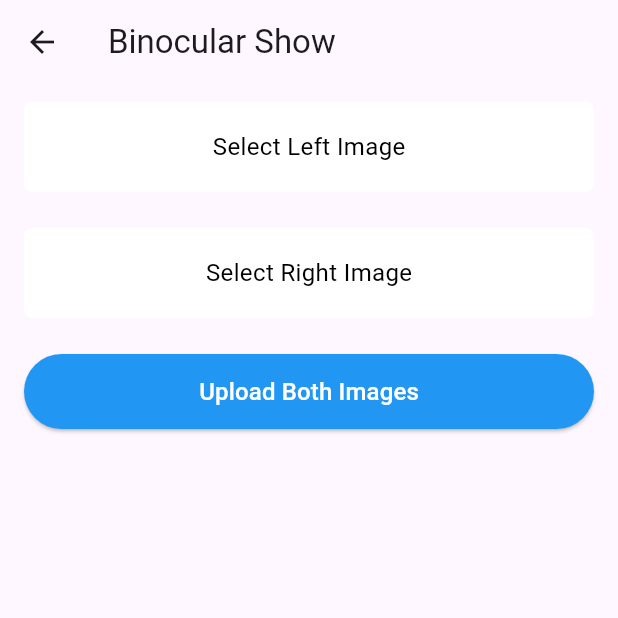
After one commit to TrillionniumFoundation/hepta-glasses, a Flutter app: the FeaturesPage screen opened directly, after a tap on "Binocular(Left/Right)", on a phone screen of 412 x 824 dp, the top half of it. The commit adds this screen. Run offline on Flutter 3.47's test engine with Material 3 defaults, Android fonts, the phone set to English and light mode, and no system bars; our stand-ins replace dio, file_picker, fluttertoast, get; missing offline and left inert: crclib.

Commit message:
增加左右发送不同bmp功能

```diff
--- /dev/null
+++ b/lib/views/features/binocular_bmp_page.dart
@@ -0,0 +1,176 @@
+import 'package:demo_ai_even/ble_manager.dart';
+import 'package:demo_ai_even/services/features_services.dart';
+import 'package:flutter/material.dart';
+import 'package:file_picker/file_picker.dart';
+import 'dart:io';
+
+class BinocularBmpPage extends StatefulWidget {
+  const BinocularBmpPage({super.key});
+
+  @override
+  _binocularBmpPageState createState() => _binocularBmpPageState();
+}
+
+class _binocularBmpPageState extends State<BinocularBmpPage> {
+  File? _leftImage;
+  File? _rightImage;
+  bool _isUploading = false;
+
+  Future<void> _pickBmpFile(bool isLeft) async {
+    if (_isUploading) return;  // Prevent selection during upload
+
+    try {
+      FilePickerResult? result = await FilePicker.platform.pickFiles(
+        type: FileType.custom,
+        allowedExtensions: ['bmp'],
+        allowMultiple: false,
+      );
+
+      if (result != null && result.files.single.path != null) {
+        setState(() {
+          if (isLeft) {
+            _leftImage = File(result.files.single.path!);
+          } else {
+            _rightImage = File(result.files.single.path!);
+          }
+        });
+      }
+    } catch (e) {
+      ScaffoldMessenger.of(context).showSnackBar(
+        SnackBar(content: Text('Error picking file: ${e.toString()}')),
+      );
+    }
+  }
+
+  Future<void> _uploadImages() async {
+    if (BleManager.get().isConnected == false) {
+      ScaffoldMessenger.of(context).showSnackBar(
+        const SnackBar(content: Text('Please connect to BLE first')),
+      );
+      return;
+    }
+
+    if (_leftImage == null || _rightImage == null) {
+      ScaffoldMessenger.of(context).showSnackBar(
+        const SnackBar(content: Text('Please select both left and right images')),
+      );
+      return;
+    }
+
+    setState(() {
+      _isUploading = true;
+    });
+
+    try {
+      await FeaturesServices().sendBinocularBmps(_leftImage!.path, _rightImage!.path);
+
+      ScaffoldMessenger.of(context).showSnackBar(
+        const SnackBar(content: Text('Images uploaded successfully')),
+      );
+    } catch (e) {
+      ScaffoldMessenger.of(context).showSnackBar(
+        SnackBar(content: Text('Upload failed: ${e.toString()}')),
+      );
+    } finally {
+      setState(() {
+        _isUploading = false;
+      });
+    }
+  }
+
+  @override
+  Widget build(BuildContext context) => Scaffold(
+        appBar: AppBar(
+          title: const Text('Binocular Show'),
+        ),
+        body: Padding(
+          padding:
+              const EdgeInsets.only(left: 16, right: 16, top: 12, bottom: 44),
+          child: Column(
+            mainAxisAlignment: MainAxisAlignment.start,
+            children: [
+              // Left Image Section
+              Column(
+                children: [
+                  GestureDetector(
+                    onTap: _isUploading ? null : () => _pickBmpFile(true),
+                    child: Container(
+                      height: 60,
+                      decoration: BoxDecoration(
+                        color: Colors.white,
+                        borderRadius: BorderRadius.circular(5),
+                      ),
+                      alignment: Alignment.center,
+                      child: Text(
+                        "Select Left Image",
+                        style: TextStyle(
+                          fontSize: 16,
+                          color: _isUploading ? Colors.grey.shade300 : Colors.black,
+                        ),
+                      ),
+                    ),
+                  ),
+                  const SizedBox(height: 8),
+                  if (_leftImage != null)
+                    Container(
+                      height: 200,
+                      decoration: BoxDecoration(
+                        border: Border.all(color: Colors.grey.shade200),
+                      ),
+                      child: Image.file(_leftImage!, fit: BoxFit.contain),
+                    ),
+                ],
+              ),
+              const SizedBox(height: 16),
+
+              // Right Image Section
+              Column(
+                children: [
+                  GestureDetector(
+                    onTap: _isUploading ? null : () => _pickBmpFile(false),
+                    child: Container(
+                      height: 60,
+                      decoration: BoxDecoration(
+                        color: Colors.white,
+                        borderRadius: BorderRadius.circular(5),
+                      ),
+                      alignment: Alignment.center,
+                      child: Text(
+                        "Select Right Image",
+                        style: TextStyle(
+                          fontSize: 16,
+                          color: _isUploading ? Colors.grey.shade300 : Colors.black,
+                        ),
+                      ),
+                    ),
+                  ),
+                  const SizedBox(height: 8),
+                  if (_rightImage != null)
+                    Container(
+                      height: 200,
+                      decoration: BoxDecoration(
+                        border: Border.all(color: Colors.grey.shade200),
+                      ),
+                      child: Image.file(_rightImage!, fit: BoxFit.contain),
+                    ),
+                ],
+              ),
+              const SizedBox(height: 16),
+
+              // Upload Button
+              ElevatedButton(
+                onPressed: _isUploading ? null : _uploadImages,
+                style: ElevatedButton.styleFrom(
+                  minimumSize: const Size(double.infinity, 50),
+                  backgroundColor: Colors.blue,
+                  disabledBackgroundColor: Colors.blue.withOpacity(0.5),
+                ),
+                child: _isUploading
+                    ? const CircularProgressIndicator(color: Colors.white)
+                    : const Text('Upload Both Images', style: TextStyle(color: Colors.white, fontSize: 16)),
+              ),
+            ],
+          ),
+        ),
+      );
+}
--- a/lib/views/features_page.dart
+++ b/lib/views/features_page.dart
@@ -1,5 +1,4 @@
-// ignore_for_file: library_private_types_in_public_api
-
+import 'package:demo_ai_even/views/features/binocular_bmp_page.dart';
 import 'package:demo_ai_even/views/features/bmp_page.dart';
 import 'package:demo_ai_even/views/features/notification/notification_page.dart';
 import 'package:demo_ai_even/views/features/text_page.dart';
@@ -28,7 +27,7 @@ class _FeaturesPageState extends State<FeaturesPage> {
                 onTap: () async {
                   Navigator.push(
                     context,
-                    MaterialPageRoute(builder: (context) => const BmpPage()),
+                    MaterialPageRoute(builder: (context) => const BinocularBmpPage()),
                   );
                 },
                 child: Container(
@@ -38,6 +37,25 @@ class _FeaturesPageState extends State<FeaturesPage> {
                     borderRadius: BorderRadius.circular(5),
                   ),
                   alignment: Alignment.center,
+                  child: const Text("Binocular(Left/Right)", style: TextStyle(fontSize: 16)),
+                ),
+              ),
+
+              GestureDetector(
+                onTap: () async {
+                  Navigator.push(
+                    context,
+                    MaterialPageRoute(builder: (context) => const BmpPage()), //MultiBmpPage()),
+                  );
+                },
+                child: Container(
+                  height: 60,
+                  decoration: BoxDecoration(
+                    color: Colors.white,
+                    borderRadius: BorderRadius.circular(5),
+                  ),
+                  alignment: Alignment.center,
+                  margin: const EdgeInsets.only(top: 16),
                   child: const Text("BMP", style: TextStyle(fontSize: 16)),
                 ),
               ),
--- a/pubspec.yaml
+++ b/pubspec.yaml
@@ -44,6 +44,10 @@ dependencies:
   crclib: ^3.0.0
   # Toast - https://pub.dev/packages/fluttertoast
   fluttertoast: ^8.2.8
+
+  file_picker: ^8.0.0
+  image: ^4.1.7
+  path_provider: ^2.1.5
 
 
 dev_dependencies:
```
Also changed, not shown: lib/controllers/bmp_update_manager.dart (+130 -2 lines), lib/services/features_services.dart (+43 -0 lines), lib/utils/utils.dart (+16 -1 lines), lib/views/features/multi_bmp_page.dart (added, +126 -0 lines), pubspec.lock, 3 other files.
